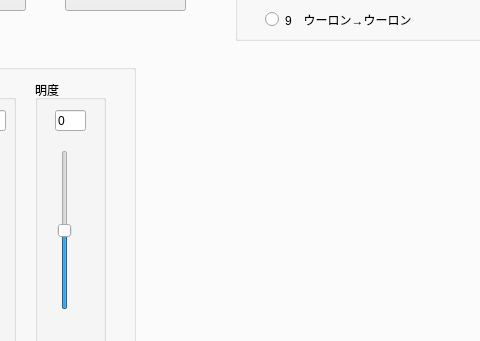
JunyaUeda/FoodAR, file FoodModification/View/mainWindow.ui: the form before one commit; both pictures show x 297 to 777 and y 315 to 656 of the 1088 by 779 pixel window.
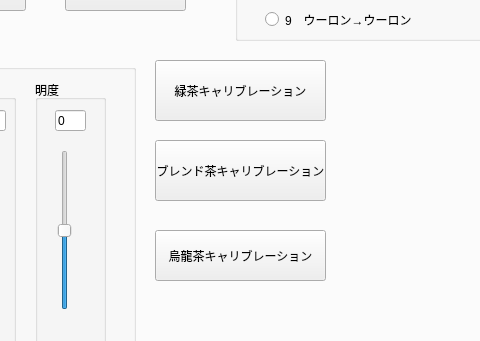
The form after the commit.

Diff of the .ui file:
```diff
--- a/FoodModification/View/mainWindow.ui
+++ b/FoodModification/View/mainWindow.ui
@@ -550,6 +550,54 @@
        </property>
       </widget>
      </widget>
+     <widget class="QPushButton" name="calibrationRyokutyaButton">
+      <property name="geometry">
+       <rect>
+        <x>450</x>
+        <y>330</y>
+        <width>171</width>
+        <height>61</height>
+       </rect>
+      </property>
+      <property name="text">
+       <string>緑茶キャリブレーション</string>
+      </property>
+      <property name="checkable">
+       <bool>true</bool>
+      </property>
+     </widget>
+     <widget class="QPushButton" name="calibrationBrendButton">
+      <property name="geometry">
+       <rect>
+        <x>450</x>
+        <y>410</y>
+        <width>171</width>
+        <height>61</height>
+       </rect>
+      </property>
+      <property name="text">
+       <string>ブレンド茶キャリブレーション</string>
+      </property>
+      <property name="checkable">
+       <bool>true</bool>
+      </property>
+     </widget>
+     <widget class="QPushButton" name="calibrationUronButton">
+      <property name="geometry">
+       <rect>
+        <x>450</x>
+        <y>500</y>
+        <width>171</width>
+        <height>51</height>
+       </rect>
+      </property>
+      <property name="text">
+       <string>烏龍茶キャリブレーション</string>
+      </property>
+      <property name="checkable">
+       <bool>true</bool>
+      </property>
+     </widget>
     </widget>
     <widget class="QWidget" name="tab_3">
      <attribute name="title">
```
